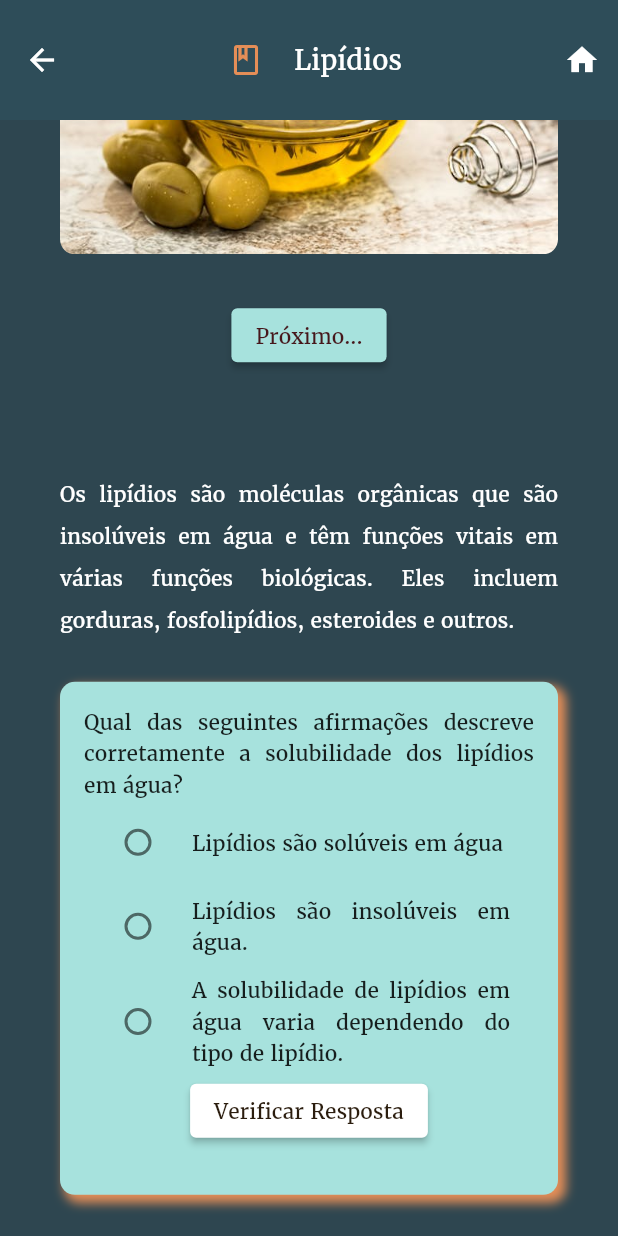
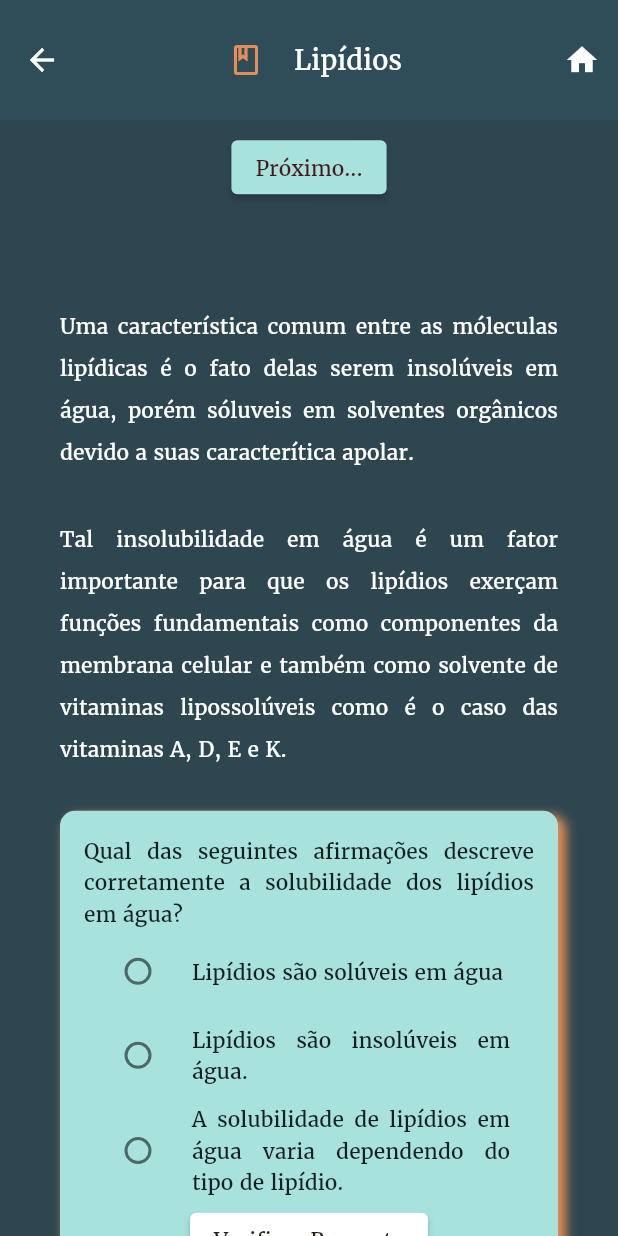
Before and after one commit to daniloasdotcom/BioMemory, a Flutter app: the Lipidios screen opened directly, after a tap on "Próximo...", on a phone screen of 412 x 824 dp. Run offline on Flutter 3.47's test engine with Material 2 defaults, Android fonts, the phone set to English and light mode, and no system bars; our stand-ins replace flip_card, font_awesome_flutter.

Commit message:
atualização0711

```diff
--- a/lib/introdution/lipidios.dart
+++ b/lib/introdution/lipidios.dart
@@ -142,7 +142,9 @@ class _LipidiosState extends State<Lipidios> {
               Icons.book_outlined,
               color: Color(0xFFE58E57),
             ),
-            SizedBox(width: 20,),
+            SizedBox(
+              width: 20,
+            ),
             const Text("Lipídios",
                 style: TextStyle(
                     fontFamily: 'Merriweather',
@@ -186,7 +188,7 @@ class _LipidiosState extends State<Lipidios> {
                         height: 30,
                       ),
                       Text(
-                          'Os lipídios são um grupo diverso de moléculas orgânicas que desempenham papéis cruciais nos seres vivos. Neste texto, exploraremos os diferentes tipos de lipídios, suas funções e sua importância na bioquímica. Ao longo do texto, serão incluídas questões de múltipla escolha para testar seu conhecimento, e comentários fornecerão explicações para as respostas corretas.',
+                          'O grupo de moléculas orgânicas chamadas de lipídios papéis cruciais nos seres vivos. Neste estudo dirigido, exploraremos os diferentes tipos de lipídios, suas funções e sua importância na bioquímica. ',
                           style: TextStyle(
                               fontFamily: 'Merriweather',
                               fontSize: 14,
@@ -243,7 +245,18 @@ class _LipidiosState extends State<Lipidios> {
                           height: 30,
                         ),
                         Text(
-                            'Os lipídios são moléculas orgânicas que são insolúveis em água e têm funções vitais em várias funções biológicas. Eles incluem gorduras, fosfolipídios, esteroides e outros.',
+                            'Uma característica comum entre as móleculas lipídicas é o fato delas serem insolúveis em água, porém sóluveis em solventes orgânicos devido a suas caracterítica apolar.',
+                            style: TextStyle(
+                                fontFamily: 'Merriweather',
+                                fontSize: 14,
+                                height: 2.0,
+                                color: Colors.white),
+                            textAlign: TextAlign.justify),
+                        SizedBox(
+                          height: 30,
+                        ),
+                        Text(
+                            'Tal insolubilidade em água é um fator importante para que os lipídios exerçam funções fundamentais como componentes da membrana celular e também como solvente de vitaminas lipossolúveis como é o caso das vitaminas A, D, E e K.',
                             style: TextStyle(
                                 fontFamily: 'Merriweather',
                                 fontSize: 14,
@@ -271,13 +284,27 @@ class _LipidiosState extends State<Lipidios> {
                                     mainAxisAlignment: MainAxisAlignment.start,
                                     children: [
                                       Text(
-                                          'A resposta correta é b) Lipídios são insolúveis em água. Esta é uma característica fundamental dos lipídios; eles não se misturam bem com a água devido à sua natureza hidrofóbica.',
+                                          'Exatamente, os Lipídios são insolúveis em água. Esta é uma característica fundamental dos lipídios; eles não se misturam bem com a água devido à sua natureza hidrofóbica.',
                                           style: TextStyle(
                                               fontFamily: 'Merriweather',
                                               fontSize: 14,
                                               height: 2.0,
                                               color: Colors.white),
                                           textAlign: TextAlign.justify),
+                                      SizedBox(
+                                        height: 30,
+                                      ),
+                                      Text(
+                                          'Tente, por exemplo, misturar água com óleo. Aposto que eles não se misturaram. Isso ocorre por que óleo e gorduras são ricos em lipídios.',
+                                          style: TextStyle(
+                                              fontFamily: 'Merriweather',
+                                              fontSize: 14,
+                                              height: 2.0,
+                                              color: Colors.white),
+                                          textAlign: TextAlign.justify),
+                                      SizedBox(
+                                        height: 30,
+                                      ),
                                       ClipRRect(
                                         borderRadius: BorderRadius.circular(
                                             10.0), // Ajuste o raio conforme necessário
@@ -330,7 +357,7 @@ class _LipidiosState extends State<Lipidios> {
                       mainAxisAlignment: MainAxisAlignment.start,
                       children: [
                         Text(
-                            'Os lipídios desempenham diversas funções no corpo, incluindo armazenamento de energia, formação das membranas celulares e transporte de vitaminas lipossolúveis.',
+                            'Os lipídios desempenham diferentes funções em organismos vivos. Uma das principais é serem um meio de armazenamento de energia, servindo assim como fonte de energia. E o principal exemplo de mólecula lipídica com este tipo de função são os triglicerídios.',
                             style: TextStyle(
                                 fontFamily: 'Merriweather',
                                 fontSize: 14,
@@ -358,7 +385,7 @@ class _LipidiosState extends State<Lipidios> {
                                     mainAxisAlignment: MainAxisAlignment.start,
                                     children: [
                                       Text(
-                                          ' A resposta correta é b) Armazenamento de energia. Os triglicerídeos armazenam energia na forma de ácidos graxos, tornando-os uma reserva importante de energia no corpo.',
+                                          'Certa resposta!\n\nOs triglicerídeos, também chamados de triacilgliceróis, são compostor por 3 móleculas de ácidos graxos ligadas a uma molécula de glicerol',
                                           style: TextStyle(
                                               fontFamily: 'Merriweather',
                                               fontSize: 14,
@@ -376,6 +403,17 @@ class _LipidiosState extends State<Lipidios> {
                                             fit: BoxFit.cover,
                                             width: double.infinity),
                                       ),
+                                      SizedBox(
+                                        height: 30,
+                                      ),
+                                      Text(
+                                          'Os triglicerídeos armazenam energia nas cadeias de carbono dos ácidos graxos, tornando-os uma reserva importante de energia para mamiferos.',
+                                          style: TextStyle(
+                                              fontFamily: 'Merriweather',
+                                              fontSize: 14,
+                                              height: 2.0,
+                                              color: Colors.white),
+                                          textAlign: TextAlign.justify),
                                       SizedBox(
                                         height: 30,
                                       ),
@@ -397,9 +435,7 @@ class _LipidiosState extends State<Lipidios> {
                                                 color: Color(0xFF46171b)),
                                             textAlign: TextAlign.justify),
                                       ),
-                                      SizedBox(
-                                        height: 30,
-                                      ),
+
                                     ],
                                   ),
                                 ),
@@ -423,7 +459,7 @@ class _LipidiosState extends State<Lipidios> {
                           height: 30,
                         ),
                         Text(
-                            'Existem vários tipos de lipídios, cada um com características distintas e funções. Por exemplo, os fosfolipídios são essenciais na formação das membranas celulares.',
+                            'Já mencionamos que existem vários tipos de lipídios, cada um com características distintas e funções. Por exemplo, os fosfolipídios são essenciais na formação das membranas celulares.',
                             style: TextStyle(
                                 fontFamily: 'Merriweather',
                                 fontSize: 14,
@@ -462,7 +498,18 @@ class _LipidiosState extends State<Lipidios> {
                                     mainAxisAlignment: MainAxisAlignment.start,
                                     children: [
                                       Text(
-                                          'A resposta correta é b) Possuem duas caudas hidrofóbicas e uma cabeça hidrofílica. Essa estrutura única permite que os fosfolipídios formem a bicamada lipídica das membranas celulares, com a cabeça hidrofílica voltada para fora e as caudas hidrofóbicas voltadas para dentro.',
+                                          'Perfeito!! Os Fosfolipídios Possuem duas caudas hidrofóbicas (constituinda majoritariamente por ácidos graxos) e uma cabeça hidrofílica (formada comumente por um grupo fosfato e um aminoalcool).',
+                                          style: TextStyle(
+                                              fontFamily: 'Merriweather',
+                                              fontSize: 14,
+                                              height: 2.0,
+                                              color: Colors.white),
+                                          textAlign: TextAlign.justify),
+                                      SizedBox(
+                                        height: 30,
+                                      ),
+                                      Text(
+                                          'Essa estrutura única permite que os fosfolipídios formem a bicamada lipídica das membranas celulares, com a cabeça hidrofílica voltada para fora e as caudas hidrofóbicas voltadas para dentro.',
                                           style: TextStyle(
                                               fontFamily: 'Merriweather',
                                               fontSize: 14,
@@ -526,7 +573,7 @@ class _LipidiosState extends State<Lipidios> {
                           height: 30,
                         ),
                         Text(
-                            'O metabolismo de lipídios envolve a quebra de ácidos graxos para a produção de energia e a síntese de lipídios quando necessário.',
+                            'O metabolismo de lipídios que contém ácidos graxo envolve a quebra (catabolismo) de ácidos graxos para a produção de energia e a síntese (anabolismo) de lipídios quando necessário.',
                             style: TextStyle(
                                 fontFamily: 'Merriweather',
                                 fontSize: 14,
@@ -554,7 +601,7 @@ class _LipidiosState extends State<Lipidios> {
                                     mainAxisAlignment: MainAxisAlignment.start,
                                     children: [
                                       Text(
-                                          'A resposta correta é c) Beta-oxidação. A beta-oxidação é o processo pelo qual os ácidos graxos são quebrados na mitocôndria para gerar energia.',
+                                          'Exatamente! A beta-oxidação é o processo pelo qual os ácidos graxos provenientes de móleculas lipídicas são quebrados na mitocôndria a cada 2 carbonos para gerar energia na forma de ATP.',
                                           style: TextStyle(
                                               fontFamily: 'Merriweather',
                                               fontSize: 14,
@@ -599,7 +646,7 @@ class _LipidiosState extends State<Lipidios> {
                 Container(
                   margin: const EdgeInsets.only(left: 40, right: 40, top: 5),
                   child: Center(
-                    child: Text('Seção 06',
+                    child: Text('Parabéns!!\n\nVocê chegou a fim desta lição!!\n\nFique de olho nas notificações do Professor para atualizar seu Aplicativo e aproveitar das novas lições que estão por vir!',
                         style: TextStyle(
                             fontFamily: 'Merriweather',
                             fontSize: 14,
@@ -608,6 +655,9 @@ class _LipidiosState extends State<Lipidios> {
                         textAlign: TextAlign.justify),
                   ),
                 ),
+                SizedBox(
+                          height: 100,
+                        ),
             ],
           ),
         ],
@@ -891,7 +941,8 @@ class _PerguntaComAlternativas03State extends State<PerguntaComAlternativas03> {
       padding: EdgeInsets.all(16.0),
       child: Column(
         children: [
-          Text('Qual é uma característica distintiva dos fosfolipídios?',
+          Text(
+              'Olhe para a figura acima. Qual é uma característica distintiva dos fosfolipídios?',
               style: TextStyle(
                 fontFamily: 'Merriweather',
                 fontSize: 14,
@@ -1009,7 +1060,7 @@ class _PerguntaComAlternativas04State extends State<PerguntaComAlternativas04> {
       child: Column(
         children: [
           Text(
-              'Qual é o processo pelo qual os ácidos graxos são quebrados para produzir energia?',
+              'Qual das três opções a seguir você acredita ser o processo pelo qual os ácidos graxos são quebrados para produzir energia?',
               style: TextStyle(
                 fontFamily: 'Merriweather',
                 fontSize: 14,
--- a/pubspec.yaml
+++ b/pubspec.yaml
@@ -15,7 +15,7 @@ publish_to: 'none' # Remove this line if you wish to publish to pub.dev
 # In iOS, build-name is used as CFBundleShortVersionString while build-number used as CFBundleVersion.
 # Read more about iOS versioning at
 # https://developer.apple.com/library/archive/documentation/General/Reference/InfoPlistKeyReference/Articles/CoreFoundationKeys.html
-version: 1.5.1+17
+version: 1.5.3+19
 
 environment:
   sdk: ">=2.15.0-154.0.dev <3.0.0"
```
